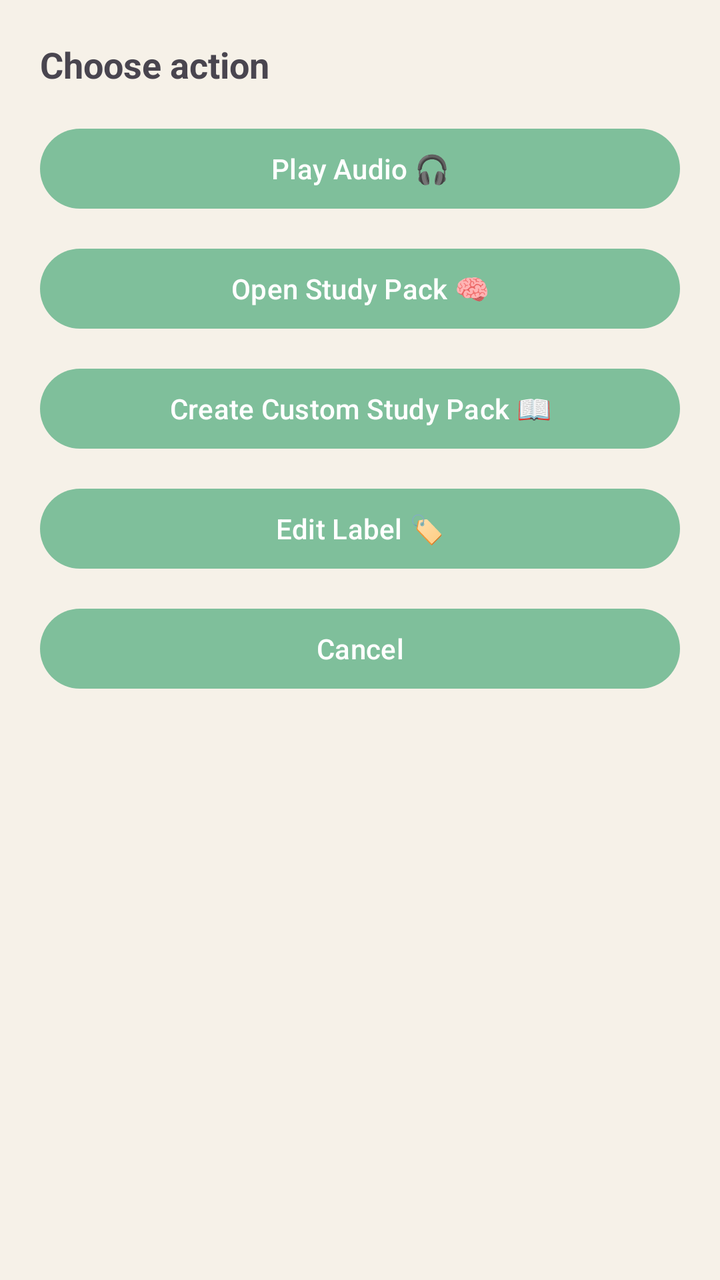
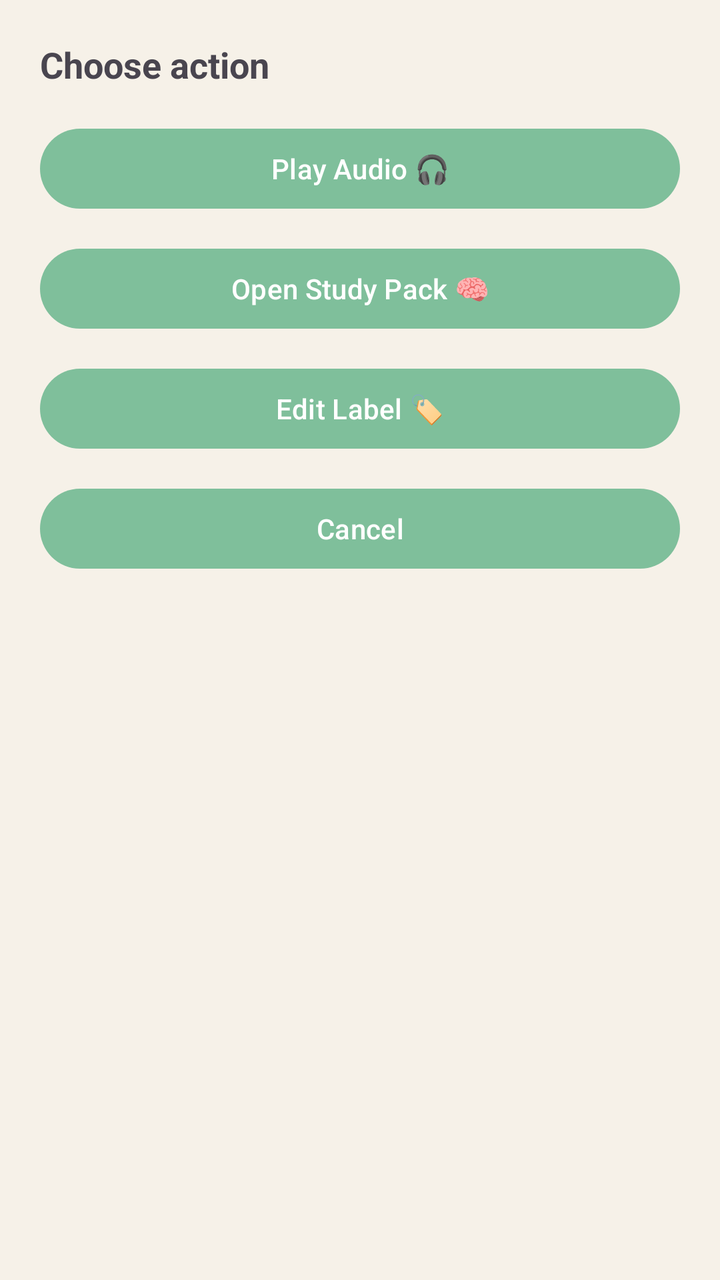

Two renders of the same Android screen: before a commit and after it. Below are the layout's source before the change and the commit's diff.
<!-- AndroidManifest.xml: application theme Theme.FinalYearProject -->
<!-- res/layout/bottomsheet_history_actions.xml -->
<?xml version="1.0" encoding="utf-8"?>
<LinearLayout xmlns:android="http://schemas.android.com/apk/res/android"
    android:layout_width="match_parent"
    android:layout_height="wrap_content"
    android:orientation="vertical"
    android:padding="20dp">

    <TextView
        android:id="@+id/actionTitleTV"
        android:layout_width="match_parent"
        android:layout_height="wrap_content"
        android:text="Choose action"
        android:textSize="18sp"
        android:textStyle="bold"
        android:paddingBottom="16dp" />

    <Button
        android:id="@+id/actionPlayAudio"
        android:layout_width="match_parent"
        android:layout_height="wrap_content"
        android:text="Play Audio 🎧" />

    <Button
        android:id="@+id/actionOpenStudyPack"
        android:layout_width="match_parent"
        android:layout_height="wrap_content"
        android:layout_marginTop="12dp"
        android:text="Open Study Pack 🧠" />

    <Button
        android:id="@+id/actionCreateCustomPack"
        android:layout_width="match_parent"
        android:layout_height="wrap_content"
        android:layout_marginTop="12dp"
        android:text="Create Custom Study Pack 📖" />

    <Button
        android:id="@+id/actionEditLabel"
        android:layout_width="match_parent"
        android:layout_height="wrap_content"
        android:layout_marginTop="12dp"
        android:text="Edit Label 🏷️"/>

    <Button
        android:id="@+id/actionCancel"
        android:layout_width="match_parent"
        android:layout_height="wrap_content"
        android:layout_marginTop="12dp"
        android:text="Cancel" />
</LinearLayout>
<!-- resources referenced by this layout -->
<resources>
  <style name="Theme.FinalYearProject" parent="Theme.Material3.DayNight.NoActionBar">
          <item name="colorPrimary">@color/md_primary</item>
          <item name="colorSecondary">@color/md_secondary</item>
          <item name="colorTertiary">@color/md_tertiary</item>
  
          <item name="android:colorBackground">@color/md_background</item>
          <item name="colorSurface">@color/md_surface</item>
          <item name="colorOutline">@color/md_outline</item>
  
          <item name="colorOnPrimary">@color/md_onPrimary</item>
          <item name="colorOnSecondary">@color/md_onSecondary</item>
          <item name="colorOnSurface">@color/md_onSurface</item>
      </style>
  <color name="md_primary">#7FBF9B</color>
  <color name="md_secondary">#5F9E86</color>
  <color name="md_tertiary">#B9A6D3</color>
  <color name="md_background">#F6F1E8</color>
  <color name="md_surface">#FBF7F0</color>
  <color name="md_outline">#D7D0C5</color>
  <color name="md_onPrimary">#FFFFFF</color>
  <color name="md_onSecondary">#FFFFFF</color>
  <color name="md_onSurface">#1E1E1E</color>
</resources>

<!-- the commit's change to res/layout/bottomsheet_history_actions.xml (unified diff, before → after) -->
@@ -28,13 +28,6 @@
         android:text="Open Study Pack 🧠" />
 
     <Button
-        android:id="@+id/actionCreateCustomPack"
-        android:layout_width="match_parent"
-        android:layout_height="wrap_content"
-        android:layout_marginTop="12dp"
-        android:text="Create Custom Study Pack 📖" />
-
-    <Button
         android:id="@+id/actionEditLabel"
         android:layout_width="match_parent"
         android:layout_height="wrap_content"
<!-- resource entries referenced after the edit -->
@@ -1,6 +1,7 @@
 <!-- resources referenced by this layout -->
 <resources>
-  <style name="Theme.FinalYearProject" parent="Theme.Material3.DayNight.NoActionBar">
+  <style name="Theme.FinalYearProject" parent="Base.Theme.FinalYearProject" />
+  <style name="Base.Theme.FinalYearProject" parent="Theme.Material3.DayNight.NoActionBar">
           <item name="colorPrimary">@color/md_primary</item>
           <item name="colorSecondary">@color/md_secondary</item>
           <item name="colorTertiary">@color/md_tertiary</item>
@@ -12,6 +13,11 @@
           <item name="colorOnPrimary">@color/md_onPrimary</item>
           <item name="colorOnSecondary">@color/md_onSecondary</item>
           <item name="colorOnSurface">@color/md_onSurface</item>
+  
+          <item name="android:windowDrawsSystemBarBackgrounds">true</item>
+          <item name="android:statusBarColor">@color/md_tertiary</item>
+          <item name="android:navigationBarColor">@color/md_tertiary</item>
+          <item name="android:windowLightStatusBar">false</item>
       </style>
   <color name="md_primary">#7FBF9B</color>
   <color name="md_secondary">#5F9E86</color>
